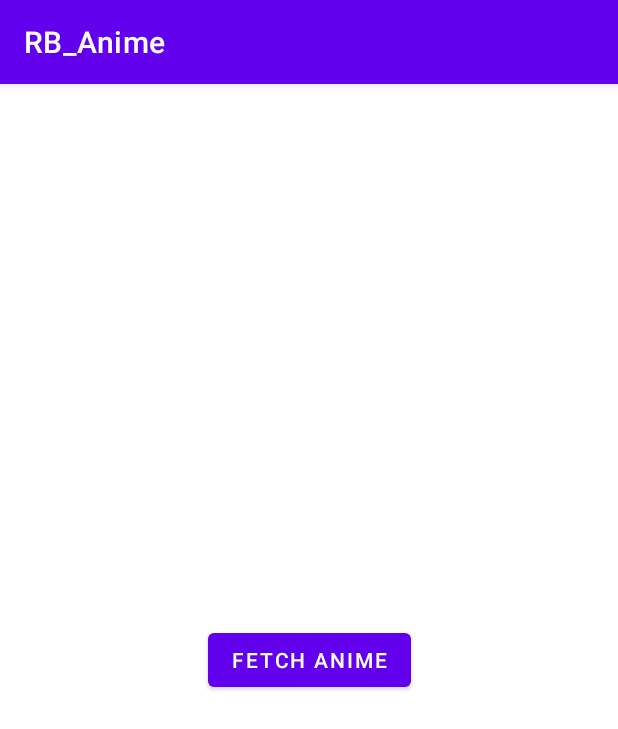
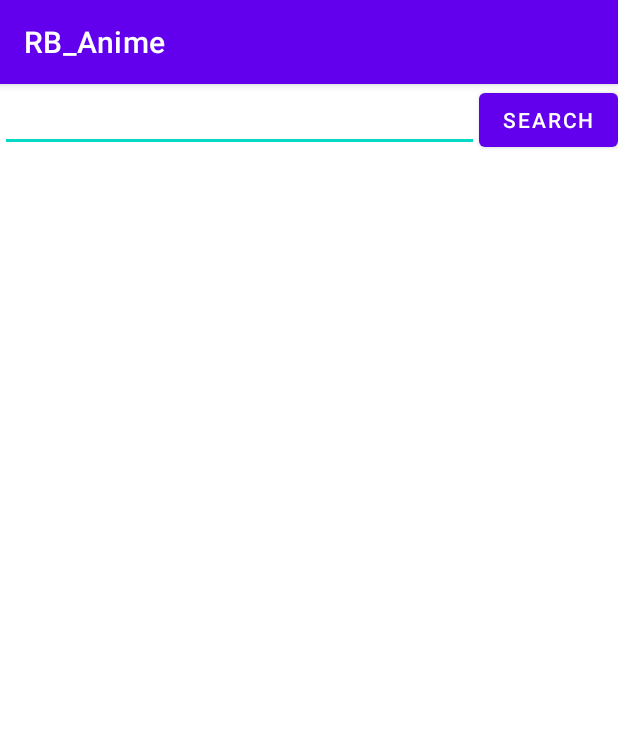
Before and after one commit to ozubergz/RB_Anime, an Android app: the screen it shows after launch (MainActivity), on a phone screen of 412 x 824 dp. Shown: the top 729 px of the screen. Run offline under Robolectric (Android 15) with nearby library versions, the phone set to English and light mode, and no system bars.

Commit message:
created two activities

```diff
--- a/app/build.gradle
+++ b/app/build.gradle
@@ -26,6 +26,9 @@ android {
         sourceCompatibility JavaVersion.VERSION_1_8
         targetCompatibility JavaVersion.VERSION_1_8
     }
+    buildFeatures {
+        viewBinding true
+    }
 }
 
 dependencies {
@@ -35,6 +38,9 @@ dependencies {
     implementation 'com.squareup.retrofit2:converter-moshi:2.8.1'
     implementation("com.squareup.okhttp3:logging-interceptor:4.9.0")
     implementation "androidx.lifecycle:lifecycle-extensions:2.2.0"
+    implementation "androidx.recyclerview:recyclerview:1.1.0"
+    implementation 'com.github.bumptech.glide:glide:4.12.0'
+    annotationProcessor 'com.github.bumptech.glide:compiler:4.12.0'
 
     implementation 'androidx.appcompat:appcompat:1.2.0'
     implementation 'com.google.android.material:material:1.2.1'
--- a/app/src/main/AndroidManifest.xml
+++ b/app/src/main/AndroidManifest.xml
@@ -19,6 +19,7 @@
                 <category android:name="android.intent.category.LAUNCHER" />
             </intent-filter>
         </activity>
+        <activity android:name=".view.AnimeListActivity" />
     </application>
 
 </manifest>
--- a/app/src/main/java/com/example/rb_anime/repo/Service.java
+++ b/app/src/main/java/com/example/rb_anime/repo/Service.java
@@ -1,8 +1,6 @@
 package com.example.rb_anime.repo;
 
-import com.example.rb_anime.model.AnimeResponse;
-
-import java.util.List;
+import com.example.rb_anime.model.AnimeSearchResponse;
 
 import retrofit2.Call;
 import retrofit2.http.GET;
@@ -13,5 +11,5 @@ public interface Service {
     // https://api.jikan.moe/v3/search/anime?q=cowboybebop
 
     @GET("search/anime")
-    Call<AnimeResponse> getAnime(@Query("q") String anime);
+    Call<AnimeSearchResponse> getAnimeList(@Query("q") String anime);
 }
--- /dev/null
+++ b/app/src/main/java/com/example/rb_anime/util/Constants.java
@@ -0,0 +1,6 @@
+package com.example.rb_anime.util;
+
+public class Constants {
+    public static final String ANIME_LIST_ACTIVITY_PARAM_STRING = "ANIME_LIST_ACTIVITY_PARAM_STRING";
+
+}
--- a/app/src/main/java/com/example/rb_anime/view/MainActivity.java
+++ b/app/src/main/java/com/example/rb_anime/view/MainActivity.java
@@ -1,37 +1,48 @@
 package com.example.rb_anime.view;
 
 import androidx.appcompat.app.AppCompatActivity;
-import androidx.lifecycle.ViewModelProvider;
 
+import android.content.Intent;
 import android.os.Bundle;
 import android.view.View;
 
-import com.example.rb_anime.R;
-import com.example.rb_anime.viewmodel.MainViewModel;
+import com.example.rb_anime.databinding.ActivityMainBinding;
+import com.example.rb_anime.util.Constants;
+import com.example.rb_anime.viewmodel.AnimeListViewModel;
 import com.google.android.material.button.MaterialButton;
 
 public class MainActivity extends AppCompatActivity {
 
-    private MainViewModel viewModel;
+    private ActivityMainBinding binding;
+    private AnimeListViewModel viewModel;
     private MaterialButton btnClick;
 
     @Override
     protected void onCreate(Bundle savedInstanceState) {
         super.onCreate(savedInstanceState);
-        setContentView(R.layout.activity_main);
+        binding = ActivityMainBinding.inflate(getLayoutInflater());
+        setContentView(binding.getRoot());
 
-        viewModel = new ViewModelProvider(this).get(MainViewModel.class);
+        initViews();
+    }
 
-        btnClick = findViewById(R.id.btn_fetch);
-
-        btnClick.setOnClickListener(new View.OnClickListener() {
+    private void initViews() {
+        binding.btnSearch.setOnClickListener(new View.OnClickListener() {
             @Override
             public void onClick(View v) {
-                viewModel.setAnimeTitle("cowboybebop");
-                viewModel.fetchAnimeList("cowboybebop");
+                startNextActivity();
             }
         });
+    }
 
+    private void startNextActivity() {
+        String animeTitle = binding.etSearchBar.getText().toString().trim();
 
+        if(!animeTitle.isEmpty()) {
+            Intent intent = new Intent(this, AnimeListActivity.class);
+            intent.putExtra(Constants.ANIME_LIST_ACTIVITY_PARAM_STRING, animeTitle);
+            startActivity(intent);
+        }
     }
+
 }
--- a/app/src/main/java/com/example/rb_anime/viewmodel/MainViewModel.java
+++ /dev/null
@@ -1,38 +0,0 @@
-package com.example.rb_anime.viewmodel;
-
-import androidx.lifecycle.LiveData;
-import androidx.lifecycle.MutableLiveData;
-import androidx.lifecycle.ViewModel;
-
-import com.example.rb_anime.model.AnimeResponse;
-import com.example.rb_anime.repo.AnimeRepository;
-
-import java.util.List;
-
-import retrofit2.Call;
-import retrofit2.Callback;
-import retrofit2.Response;
-
-public class MainViewModel extends ViewModel {
-    private final MutableLiveData<String> _animeTitle = new MutableLiveData<>();
-
-    public LiveData<String> getAnimeTitle() { return _animeTitle; }
-
-    public void setAnimeTitle(String title) { _animeTitle.setValue(title); }
-
-    private final AnimeRepository animeRepo = AnimeRepository.getInstance();
-
-    public void fetchAnimeList(String animeTitle) {
-        animeRepo.getAnimeList(animeTitle).enqueue(new Callback<AnimeResponse>() {
-            @Override
-            public void onResponse(Call<AnimeResponse> call, Response<AnimeResponse> response) {
-
-            }
-
-            @Override
-            public void onFailure(Call<AnimeResponse> call, Throwable t) {
-                System.out.println(t.getMessage());
-            }
-        });
-    }
-}
--- a/app/src/main/res/layout/activity_main.xml
+++ b/app/src/main/res/layout/activity_main.xml
@@ -6,15 +6,21 @@
     android:layout_height="match_parent"
     tools:context=".view.MainActivity">
 
+    <com.google.android.material.textfield.TextInputEditText
+        android:id="@+id/et_search_bar"
+        android:layout_width="0dp"
+        android:layout_height="wrap_content"
+        app:layout_constraintTop_toTopOf="parent"
+        app:layout_constraintStart_toStartOf="parent"
+        app:layout_constraintEnd_toStartOf="@+id/btn_search" />
+
     <com.google.android.material.button.MaterialButton
-        android:id="@+id/btn_fetch"
+        android:id="@+id/btn_search"
         android:layout_width="wrap_content"
         android:layout_height="wrap_content"
-        app:layout_constraintBottom_toBottomOf="parent"
-        app:layout_constraintLeft_toLeftOf="parent"
-        app:layout_constraintRight_toRightOf="parent"
         app:layout_constraintTop_toTopOf="parent"
-        android:text="Fetch anime"
-        />
+        app:layout_constraintStart_toEndOf="@+id/et_search_bar"
+        app:layout_constraintEnd_toEndOf="parent"
+        android:text="search" />
 
 </androidx.constraintlayout.widget.ConstraintLayout>
```
Also changed, not shown: app/src/main/java/com/example/rb_anime/model/AnimeModel.java (renamed from app/src/main/java/com/example/rb_anime/model/Results.java, +9 -2 lines), app/src/main/java/com/example/rb_anime/model/AnimeResponse.java (deleted, +0 -47 lines), app/src/main/java/com/example/rb_anime/model/AnimeSearchResponse.java (added, +20 -0 lines), app/src/main/java/com/example/rb_anime/repo/AnimeRepository.java (+3 -5 lines), app/src/main/java/com/example/rb_anime/view/AnimeListActivity.java (added, +31 -0 lines), app/src/main/java/com/example/rb_anime/viewmodel/AnimeListViewModel.java (added, +37 -0 lines), app/src/main/res/layout/activity_anime_list.xml (added, +14 -0 lines).
